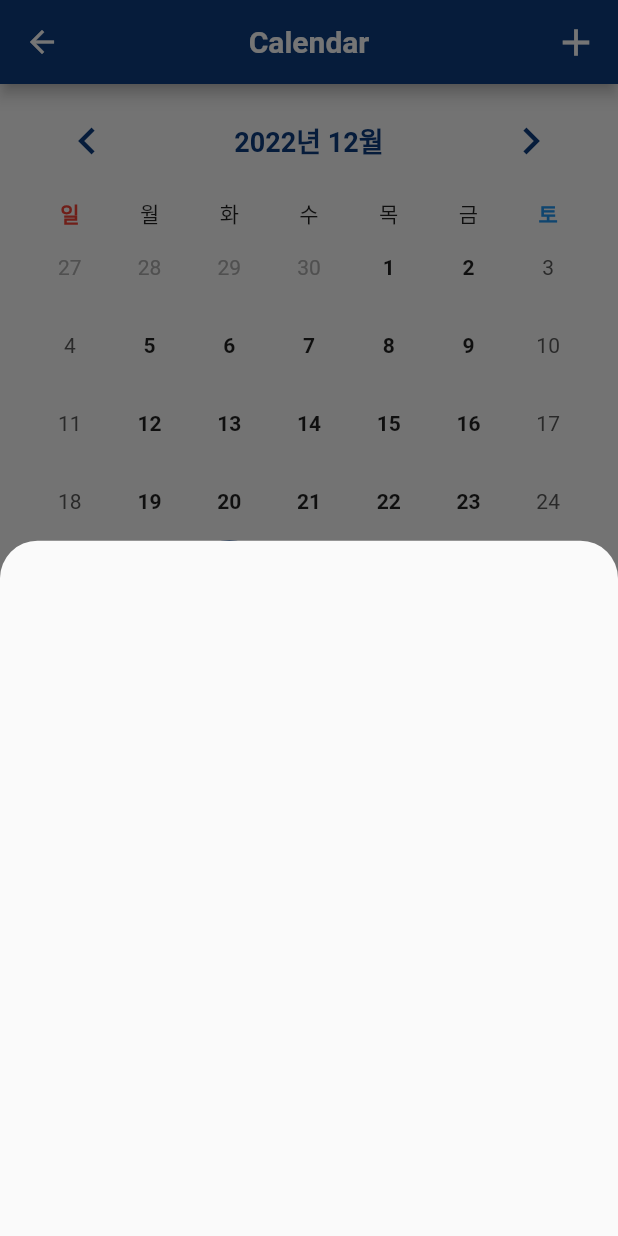
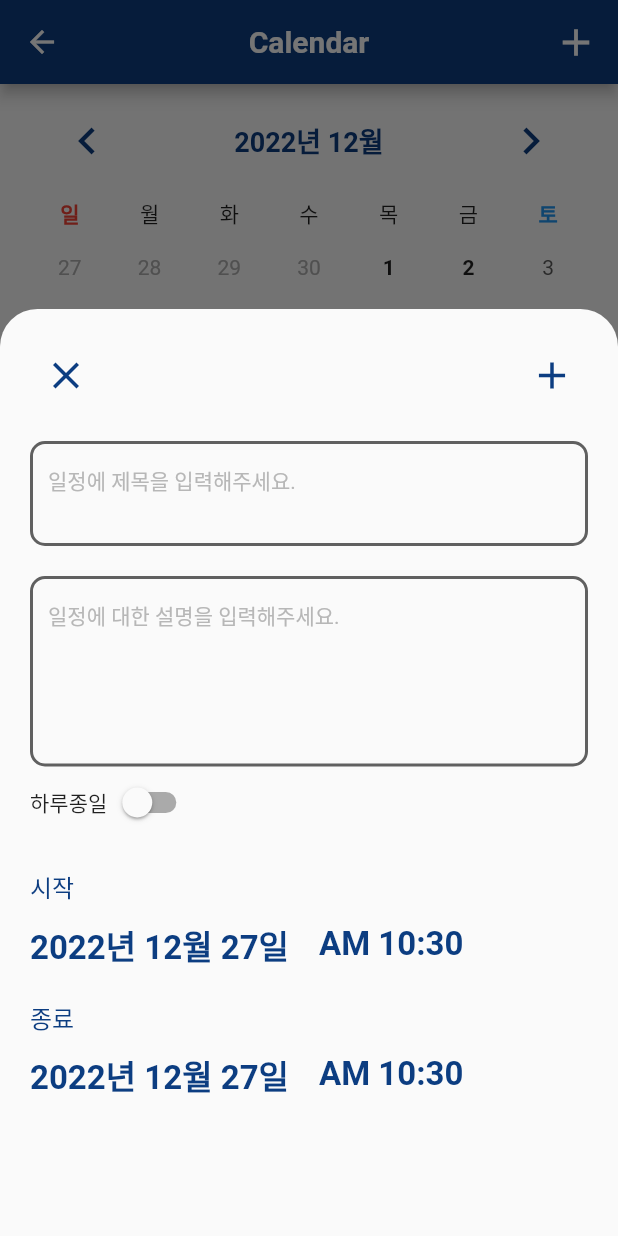
Before and after one commit to i-am-a-toy/pyc_frontend, a Flutter app: the CalendarScreen2 screen opened directly, after a tap on the "add" icon, on a phone screen of 412 x 824 dp. Run offline on Flutter 3.47's test engine with Material 2 defaults, Android fonts, the phone set to English and light mode, and no system bars; drawn by our look-alikes of table_calendar; our stand-ins replace dio, dropdown_button2, flutter_datetime_picker, flutter_dotenv, flutter_secure_storage, flutter_slidable and 4 more; accounts and stored records are empty; project files that could hold a hidden picture were left out.

Commit message:
💄Add: published calendar2 screen

```diff
--- a/lib/controllers/calendar/calendar_controller2.dart
+++ b/lib/controllers/calendar/calendar_controller2.dart
@@ -3,12 +3,17 @@ import 'dart:developer';
 import 'package:flutter/material.dart';
 import 'package:get/get.dart';
 import 'package:intl/intl.dart';
+import 'package:pyc/common/utils/date/date.dart';
 import 'package:table_calendar/table_calendar.dart';
 
 class CalendarController2 extends GetxController {
+  /// For Calendar
   bool _isLoading = true;
   DateTime _focusDay = DateTime.now();
   DateTime _selectedDay = DateTime.now();
+
+  /// For Bottom Modal
+  bool _isAllDay = false;
 
   @override
   @mustCallSuper
@@ -18,7 +23,7 @@ class CalendarController2 extends GetxController {
     update();
   }
 
-  // select
+  /// select
   ///
   /// 날짜가 선택될 때 해당 날짜에 Focusing을 해주기 위함
   selectDay(DateTime selectDay, DateTime focusDay) {
@@ -29,6 +34,31 @@ class CalendarController2 extends GetxController {
     update();
   }
 
+  /// addCalendar
+  ///
+  /// 일정의 제목과 본문을 받아 일정을 등록
+  addCalendar(String title, String content) {
+    log('Hit Add Calendar with title: $title, content: $content');
+  }
+
+  /// For Bottom Sheet
+  void toggleIsAllDay(bool? val) {
+    _isAllDay = val!;
+    update();
+  }
+
+  void resetBottomSheet() {
+    final currentFocusing = getDateOnly(_focusDay).toLocal();
+    // _start = currentFocusing;
+    // _end = currentFocusing;
+    _isAllDay = false;
+    log('Reset Calendar Bottom Sheet State start, end with $currentFocusing');
+    update();
+  }
+
   DateTime get focusDay => _focusDay;
   DateTime get selectedDay => _selectedDay;
+  bool get isLoading => _isLoading;
+
+  bool get isAllDay => _isAllDay;
 }
--- a/lib/screens/calendar/calendar_scrren2.dart
+++ b/lib/screens/calendar/calendar_scrren2.dart
@@ -6,9 +6,14 @@ import 'package:intl/intl.dart';
 import 'package:pyc/common/builders/calendar_builder.dart';
 import 'package:pyc/common/constants/constants.dart';
 import 'package:pyc/common/theme/calendar_theme.dart';
+import 'package:pyc/common/utils/validator/validator.dart';
 import 'package:pyc/components/appbar/default_appbar.dart';
 import 'package:pyc/components/content/default_avatar_content.dart';
+import 'package:pyc/components/form/default_border_input_field.dart';
+import 'package:pyc/components/label/default_rounded_label.dart';
+import 'package:pyc/components/loading/loading_overlay.dart';
 import 'package:pyc/controllers/calendar/calendar_controller2.dart';
+import 'package:pyc/screens/calendar/components/calendar_date_form_field.dart';
 import 'package:pyc/screens/index/components/layout/index_layout.dart';
 import 'package:table_calendar/table_calendar.dart';
 
@@ -27,6 +32,8 @@ class _CalendarScreen2State extends State<CalendarScreen2> {
   final DateTime firstDay = DateTime(2022, 1, 1);
   final DateTime lastDay = DateTime(2099, 12, 31);
   final String locale = 'ko-KR';
+  String title = '';
+  String content = '';
 
   GlobalKey<FormState> formKey = GlobalKey<FormState>();
 
@@ -49,7 +56,7 @@ class _CalendarScreen2State extends State<CalendarScreen2> {
     return Scaffold(
       appBar: getDefaultAppBar(
         title: 'Calendar',
-        actions: _getActions(context),
+        actions: _getActions(),
       ),
       body: SingleChildScrollView(
         physics: const ScrollPhysics(),
@@ -195,10 +202,10 @@ class _CalendarScreen2State extends State<CalendarScreen2> {
     );
   }
 
-  List<Widget> _getActions(BuildContext context) {
+  List<Widget> _getActions() {
     return [
       IconButton(
-        onPressed: () => _showBottomSheetModal(context),
+        onPressed: () => _showBottomSheetModal(),
         icon: const Icon(
           Icons.add_outlined,
           size: kDefaultValue * 1.5,
@@ -207,10 +214,10 @@ class _CalendarScreen2State extends State<CalendarScreen2> {
     ];
   }
 
-  void _showBottomSheetModal(BuildContext context) {
+  void _showBottomSheetModal() {
     showModalBottomSheet(
       context: context,
-      // isScrollControlled: true,
+      isScrollControlled: true,
 
       /// Border Shape
       shape: const RoundedRectangleBorder(
@@ -219,16 +226,118 @@ class _CalendarScreen2State extends State<CalendarScreen2> {
         ),
       ),
 
-      builder: (_) => Form(
+      builder: (context) => Form(
         key: formKey,
         child: GestureDetector(
           onTap: () => FocusManager.instance.primaryFocus?.unfocus(),
           child: SizedBox(
             width: double.infinity,
             height: MediaQuery.of(context).size.height * 0.75,
+            child: GetBuilder<CalendarController2>(
+              builder: (controller) => LoadingOverlay(
+                isLoading: controller.isLoading,
+                child: SingleChildScrollView(
+                  padding: EdgeInsets.only(
+                    top: kDefaultValue,
+                    right: kDefaultValue,
+                    left: kDefaultValue,
+                    bottom: MediaQuery.of(context).viewInsets.bottom,
+                  ),
+                  child: Column(
+                    mainAxisAlignment: MainAxisAlignment.start,
+                    children: <Widget>[
+                      Row(
+                        mainAxisAlignment: MainAxisAlignment.spaceBetween,
+                        crossAxisAlignment: CrossAxisAlignment.start,
+                        children: [
+                          IconButton(
+                            onPressed: () => Navigator.pop(context),
+                            icon: const Icon(
+                              Icons.close_outlined,
+                              color: kPrimaryColor,
+                              size: kDefaultValue * 1.5,
+                            ),
+                          ),
+                          IconButton(
+                            onPressed: () async {
+                              /// validate
+                              if (!formKey.currentState!.validate()) return;
+                              formKey.currentState!.save();
+                              await controller.addCalendar(title, content);
+                            },
+                            icon: const Icon(
+                              Icons.add_outlined,
+                              color: kPrimaryColor,
+                              size: kDefaultValue * 1.5,
+                            ),
+                          ),
+                        ],
+                      ),
+
+                      /// Spacer
+                      kHeightSizeBox,
+
+                      /// Title Form
+                      DefaultBorderInputField(
+                        hint: '일정에 제목을 입력해주세요.',
+                        maxLine: 2,
+                        onSaved: (val) => title = val!.trim(),
+                        validator: requiredStringValidator,
+                      ),
+
+                      /// Spacer
+                      kHeightSizeBox,
+
+                      /// Title Form
+                      DefaultBorderInputField(
+                        hint: '일정에 대한 설명을 입력해주세요.',
+                        maxLine: 5,
+                        onSaved: (val) => content = val!.trim(),
+                        validator: requiredStringValidator,
+                      ),
+
+                      /// isAllDay switch
+                      Row(
+                        mainAxisAlignment: MainAxisAlignment.start,
+                        children: [
+                          const Text('하루종일'),
+                          Switch(
+                            value: controller.isAllDay,
+                            onChanged: controller.toggleIsAllDay,
+                            activeColor: kPrimaryColor,
+                          ),
+                        ],
+                      ),
+                      kHeightSizeBox,
+
+                      /// Start
+                      CalendarDateFormField(
+                        context: context,
+                        title: '시작',
+                        isAllDay: controller.isAllDay,
+                        initialValue: DateTime.now(),
+                        onConfirm: (val) {},
+                      ),
+
+                      /// Spacer
+                      kHeightSizeBox,
+
+                      /// End
+                      CalendarDateFormField(
+                        context: context,
+                        title: '종료',
+                        isAllDay: controller.isAllDay,
+                        initialValue: DateTime.now(),
+                        onConfirm: (val) {},
+                      ),
+                    ],
+                  ),
+                ),
+              ),
+            ),
           ),
         ),
       ),
-    );
+    ).whenComplete(() => Get.find<CalendarController2>().resetBottomSheet());
   }
 }
```
